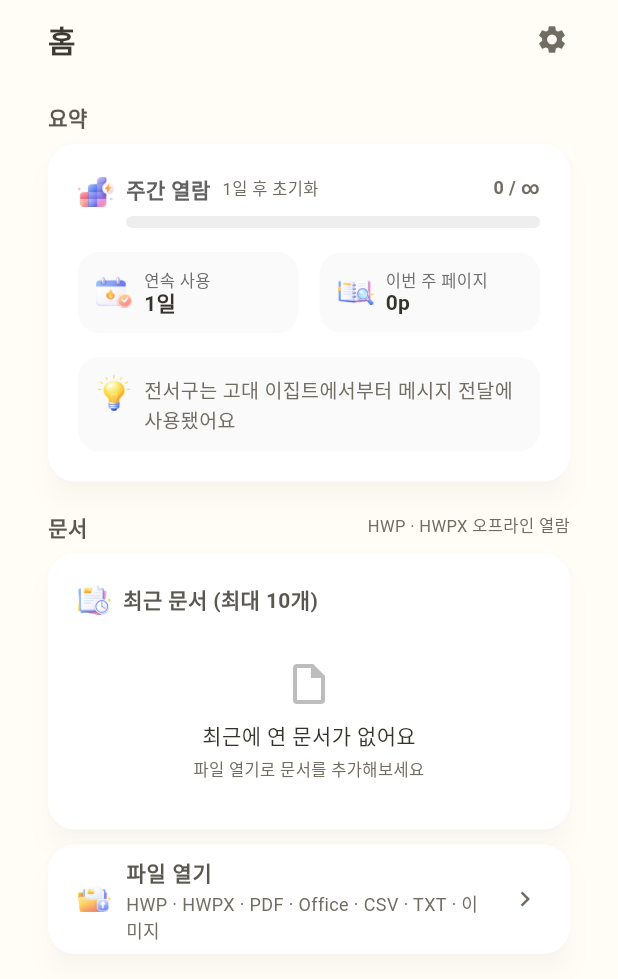
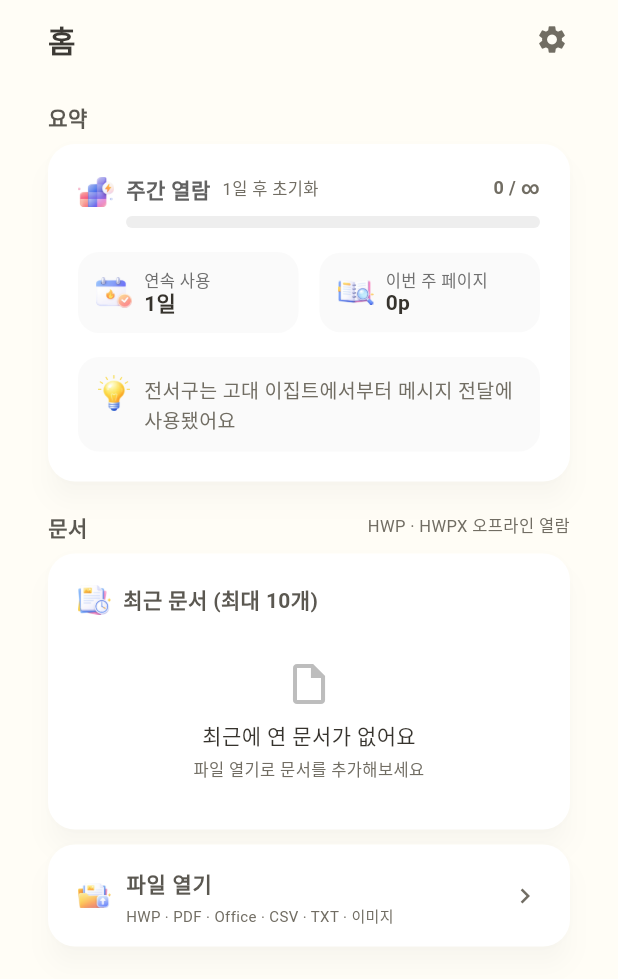
Before and after one commit to Kobbokkom/kkomi, a Flutter app: the screen it shows after launch, on a phone screen of 412 x 824 dp. Shown: the top 979 px of the screen. Run offline on Flutter 3.47's test engine with Material 3 defaults, Android fonts, the phone set to English and light mode, and no system bars; our stand-ins replace google_mobile_ads, shared_preferences; missing offline and left inert: docx_creator.

Commit message:
Keep file formats on one line on Home

```diff
--- a/lib/screens/home.dart
+++ b/lib/screens/home.dart
@@ -597,8 +597,10 @@ class _HomeState extends State<Home> with WidgetsBindingObserver {
                     leading: const _Illustration('open_file'),
                     title: const Text('파일 열기', style: sectionTitle),
                     subtitle: const Text(
-                      'HWP · HWPX · PDF · Office · CSV · TXT · 이미지',
-                      style: TextStyle(fontSize: 12, color: _muted),
+                      'HWP · PDF · Office · CSV · TXT · 이미지',
+                      maxLines: 1,
+                      overflow: TextOverflow.ellipsis,
+                      style: TextStyle(fontSize: 10, color: _muted),
                     ),
                     trailing: const Icon(
                       Icons.chevron_right,
```
